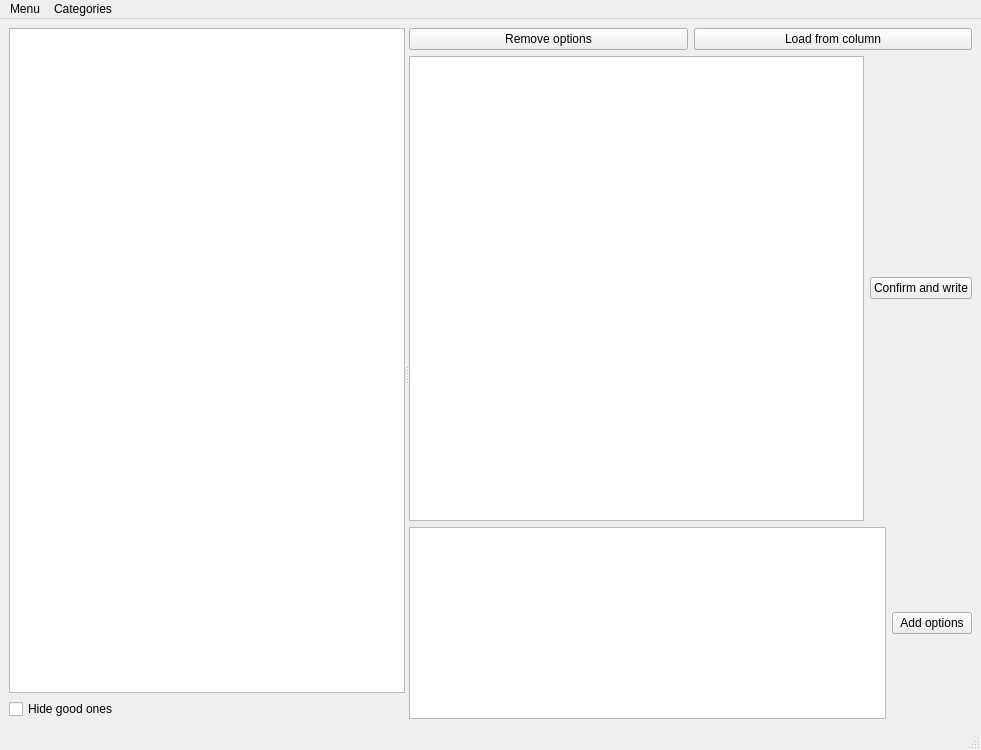
MirkoFerrati/categorizer, file untitled.ui: the form before one commit.
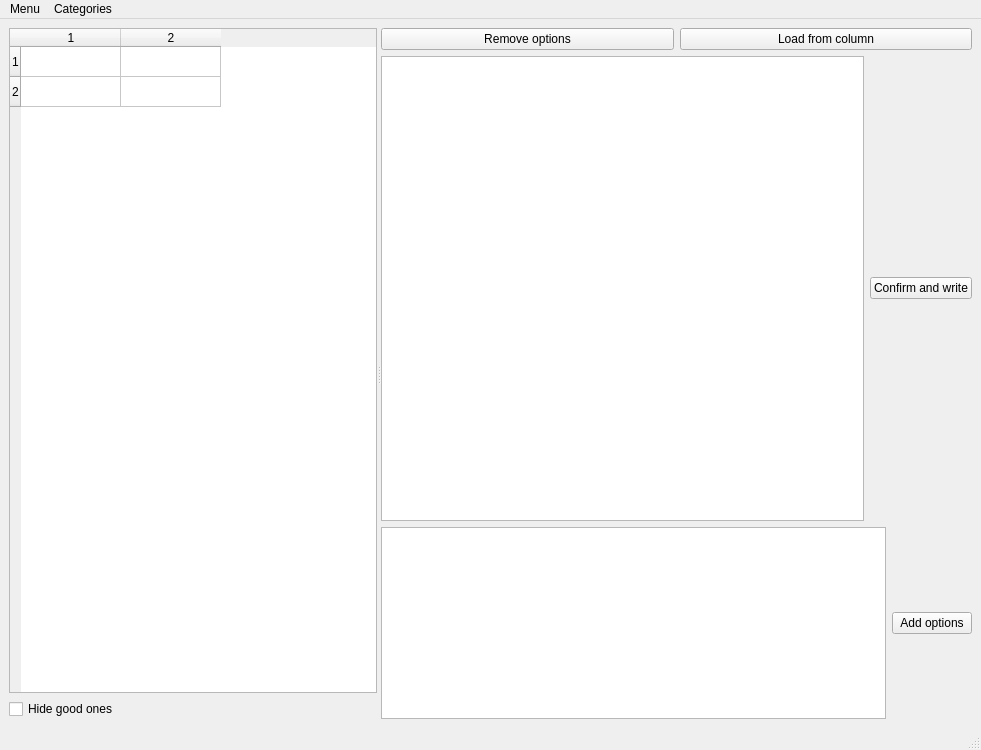
The form after the commit.

Commit message: Improve table headers

The edit to the form file:
```diff
--- a/untitled.ui
+++ b/untitled.ui
@@ -44,6 +44,25 @@
               <verstretch>1</verstretch>
              </sizepolicy>
             </property>
+            <property name="sizeAdjustPolicy">
+             <enum>QAbstractScrollArea::AdjustToContents</enum>
+            </property>
+            <property name="textElideMode">
+             <enum>Qt::ElideNone</enum>
+            </property>
+            <property name="rowCount">
+             <number>2</number>
+            </property>
+            <property name="columnCount">
+             <number>2</number>
+            </property>
+            <attribute name="horizontalHeaderCascadingSectionResizes">
+             <bool>true</bool>
+            </attribute>
+            <row/>
+            <row/>
+            <column/>
+            <column/>
            </widget>
           </item>
           <item>
```
The commit also changes 2 other files.
